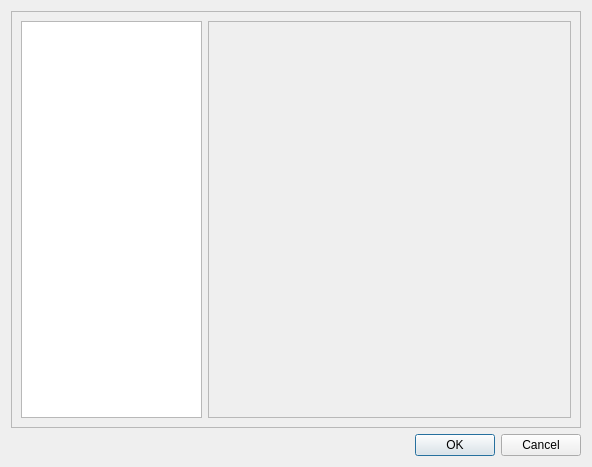
First picture: the form in signal_analysis/transformers/selecttransformerdialog.ui, repository grigp/a-analyser, before the edit.
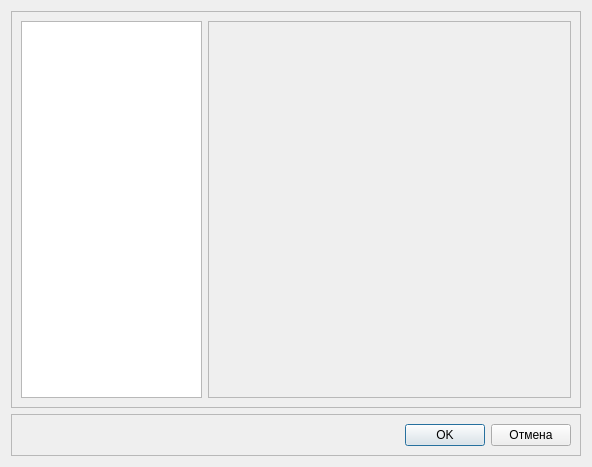
Second picture: the form after the edit.

Commit message: Замена ButtonBar в диалоговых окнах

Diff of the .ui file:
```diff
--- a/signal_analysis/transformers/selecttransformerdialog.ui
+++ b/signal_analysis/transformers/selecttransformerdialog.ui
@@ -54,13 +54,48 @@
     </widget>
    </item>
    <item>
-    <widget class="QDialogButtonBox" name="buttonBox">
-     <property name="orientation">
-      <enum>Qt::Horizontal</enum>
+    <widget class="QFrame" name="frModalButtons">
+     <property name="sizePolicy">
+      <sizepolicy hsizetype="Preferred" vsizetype="Fixed">
+       <horstretch>0</horstretch>
+       <verstretch>0</verstretch>
+      </sizepolicy>
      </property>
-     <property name="standardButtons">
-      <set>QDialogButtonBox::Cancel|QDialogButtonBox::Ok</set>
+     <property name="frameShape">
+      <enum>QFrame::StyledPanel</enum>
      </property>
+     <property name="frameShadow">
+      <enum>QFrame::Raised</enum>
+     </property>
+     <layout class="QHBoxLayout" name="horizontalLayout_10">
+      <item>
+       <spacer name="horizontalSpacer_5">
+        <property name="orientation">
+         <enum>Qt::Horizontal</enum>
+        </property>
+        <property name="sizeHint" stdset="0">
+         <size>
+          <width>40</width>
+          <height>20</height>
+         </size>
+        </property>
+       </spacer>
+      </item>
+      <item>
+       <widget class="QPushButton" name="btnOK">
+        <property name="text">
+         <string>OK</string>
+        </property>
+       </widget>
+      </item>
+      <item>
+       <widget class="QPushButton" name="btnCancel">
+        <property name="text">
+         <string>Отмена</string>
+        </property>
+       </widget>
+      </item>
+     </layout>
     </widget>
    </item>
   </layout>
```
Left out of the diff: 64 changed lines with no effect on the pictures. The commit also changes 19 other files.
